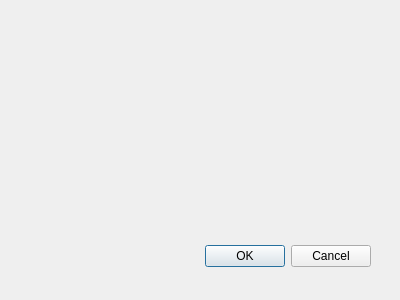
This is altitudecorrector_dialog_base.ui in sickel/altitudecorrector as Qt 5 draws it before an edit. The edited form follows.
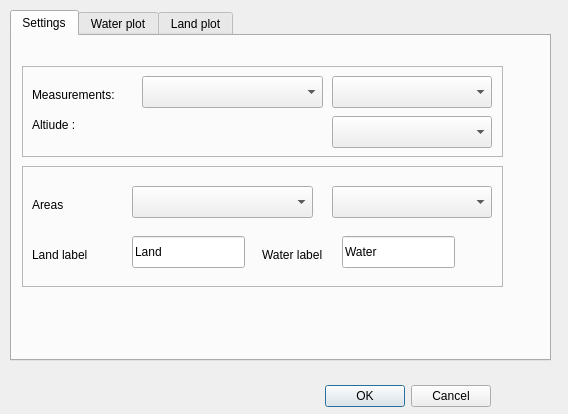
This is the edited form. Custom widgets are drawn as their Qt base class.

Commit message: Selecting data, working fetching and plotting data. Still missing performing overlay and calculate

What changed in the file:
```diff
--- a/altitudecorrector_dialog_base.ui
+++ b/altitudecorrector_dialog_base.ui
@@ -1,22 +1,22 @@
 <ui version="4.0" >
  <class>AltitudecorrectorDialogBase</class>
- <widget class="QDialog" name="AltitudecorrectorDialogBase" >
-  <property name="geometry" >
+ <widget class="QDialog" name="AltitudecorrectorDialogBase">
+  <property name="geometry">
    <rect>
     <x>0</x>
     <y>0</y>
-    <width>400</width>
-    <height>300</height>
+    <width>568</width>
+    <height>414</height>
    </rect>
   </property>
   <property name="windowTitle" >
    <string>Altitudecorrector</string>
   </property>
-  <widget class="QDialogButtonBox" name="button_box" >
-   <property name="geometry" >
+  <widget class="QDialogButtonBox" name="button_box">
+   <property name="geometry">
     <rect>
-     <x>30</x>
-     <y>240</y>
+     <x>150</x>
+     <y>380</y>
      <width>341</width>
      <height>32</height>
     </rect>
@@ -28,7 +28,249 @@
     <set>QDialogButtonBox::Cancel|QDialogButtonBox::Ok</set>
    </property>
   </widget>
+  <widget class="QTabWidget" name="tabWidget">
+   <property name="geometry">
+    <rect>
+     <x>10</x>
+     <y>10</y>
+     <width>541</width>
+     <height>351</height>
+    </rect>
+   </property>
+   <property name="currentIndex">
+    <number>0</number>
+   </property>
+   <widget class="QWidget" name="tab">
+    <attribute name="title">
+     <string>Settings</string>
+    </attribute>
+    <widget class="QFrame" name="frame_2">
+     <property name="geometry">
+      <rect>
+       <x>10</x>
+       <y>130</y>
+       <width>481</width>
+       <height>121</height>
+      </rect>
+     </property>
+     <property name="frameShape">
+      <enum>QFrame::StyledPanel</enum>
+     </property>
+     <property name="frameShadow">
+      <enum>QFrame::Raised</enum>
+     </property>
+     <widget class="QLineEdit" name="LEWater">
+      <property name="geometry">
+       <rect>
+        <x>320</x>
+        <y>70</y>
+        <width>113</width>
+        <height>32</height>
+       </rect>
+      </property>
+      <property name="text">
+       <string>Water</string>
+      </property>
+     </widget>
+     <widget class="QLabel" name="label_4">
+      <property name="geometry">
+       <rect>
+        <x>240</x>
+        <y>80</y>
+        <width>101</width>
+        <height>18</height>
+       </rect>
+      </property>
+      <property name="text">
+       <string>Water label</string>
+      </property>
+     </widget>
+     <widget class="QgsMapLayerComboBox" name="LCBArea">
+      <property name="geometry">
+       <rect>
+        <x>110</x>
+        <y>20</y>
+        <width>181</width>
+        <height>32</height>
+       </rect>
+      </property>
+     </widget>
+     <widget class="QLabel" name="label_2">
+      <property name="geometry">
+       <rect>
+        <x>10</x>
+        <y>30</y>
+        <width>58</width>
+        <height>18</height>
+       </rect>
+      </property>
+      <property name="text">
+       <string>Areas</string>
+      </property>
+     </widget>
+     <widget class="QLineEdit" name="LELand">
+      <property name="geometry">
+       <rect>
+        <x>110</x>
+        <y>70</y>
+        <width>113</width>
+        <height>32</height>
+       </rect>
+      </property>
+      <property name="text">
+       <string>Land</string>
+      </property>
+     </widget>
+     <widget class="QgsFieldComboBox" name="FCBArea">
+      <property name="geometry">
+       <rect>
+        <x>310</x>
+        <y>20</y>
+        <width>160</width>
+        <height>32</height>
+       </rect>
+      </property>
+     </widget>
+     <widget class="QLabel" name="label_3">
+      <property name="geometry">
+       <rect>
+        <x>10</x>
+        <y>80</y>
+        <width>101</width>
+        <height>18</height>
+       </rect>
+      </property>
+      <property name="text">
+       <string>Land label</string>
+      </property>
+     </widget>
+    </widget>
+    <widget class="QFrame" name="frame">
+     <property name="geometry">
+      <rect>
+       <x>10</x>
+       <y>30</y>
+       <width>481</width>
+       <height>91</height>
+      </rect>
+     </property>
+     <property name="frameShape">
+      <enum>QFrame::StyledPanel</enum>
+     </property>
+     <property name="frameShadow">
+      <enum>QFrame::Raised</enum>
+     </property>
+     <widget class="QLabel" name="label">
+      <property name="geometry">
+       <rect>
+        <x>10</x>
+        <y>20</y>
+        <width>111</width>
+        <height>18</height>
+       </rect>
+      </property>
+      <property name="text">
+       <string>Measurements:</string>
+      </property>
+     </widget>
+     <widget class="QgsMapLayerComboBox" name="LCBMeasure">
+      <property name="geometry">
+       <rect>
+        <x>120</x>
+        <y>10</y>
+        <width>181</width>
+        <height>32</height>
+       </rect>
+      </property>
+     </widget>
+     <widget class="QgsFieldComboBox" name="FCBMeasure">
+      <property name="geometry">
+       <rect>
+        <x>310</x>
+        <y>10</y>
+        <width>160</width>
+        <height>32</height>
+       </rect>
+      </property>
+     </widget>
+     <widget class="QgsFieldComboBox" name="FCBAltitude">
+      <property name="geometry">
+       <rect>
+        <x>310</x>
+        <y>50</y>
+        <width>160</width>
+        <height>32</height>
+       </rect>
+      </property>
+     </widget>
+     <widget class="QLabel" name="label_5">
+      <property name="geometry">
+       <rect>
+        <x>10</x>
+        <y>50</y>
+        <width>111</width>
+        <height>18</height>
+       </rect>
+      </property>
+      <property name="text">
+       <string>Altiude :</string>
+      </property>
+     </widget>
+    </widget>
+   </widget>
+   <widget class="QWidget" name="tab_2">
+    <attribute name="title">
+     <string>Water plot</string>
+    </attribute>
+    <widget class="QGraphicsView" name="gwWater">
+     <property name="geometry">
+      <rect>
+       <x>0</x>
+       <y>0</y>
+       <width>531</width>
+       <height>321</height>
+      </rect>
+     </property>
+    </widget>
+   </widget>
+   <widget class="QWidget" name="tab_3">
+    <attribute name="title">
+     <string>Land plot</string>
+    </attribute>
+    <widget class="QGraphicsView" name="gwLand">
+     <property name="geometry">
+      <rect>
+       <x>0</x>
+       <y>0</y>
+       <width>531</width>
+       <height>311</height>
+      </rect>
+     </property>
+    </widget>
+   </widget>
+  </widget>
  </widget>
+ <customwidgets>
+  <customwidget>
+   <class>QgsFieldComboBox</class>
+   <extends>QComboBox</extends>
+   <header>qgsfieldcombobox.h</header>
+  </customwidget>
+  <customwidget>
+   <class>QgsMapLayerComboBox</class>
+   <extends>QComboBox</extends>
+   <header>qgsmaplayercombobox.h</header>
+  </customwidget>
+ </customwidgets>
+ <tabstops>
+  <tabstop>LCBMeasure</tabstop>
+  <tabstop>FCBMeasure</tabstop>
+  <tabstop>FCBAltitude</tabstop>
+  <tabstop>LCBArea</tabstop>
+  <tabstop>FCBArea</tabstop>
+  <tabstop>LELand</tabstop>
+  <tabstop>LEWater</tabstop>
+ </tabstops>
  <resources/>
  <connections>
   <connection>
```
Left out of the diff: 36 changed lines with no effect on the pictures. The commit also changes 2 other files.
